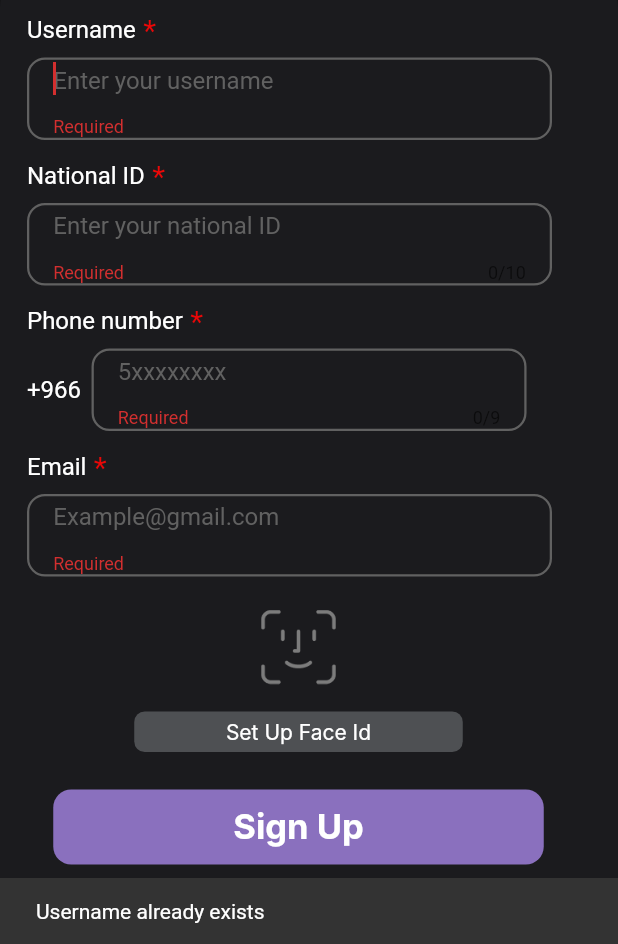
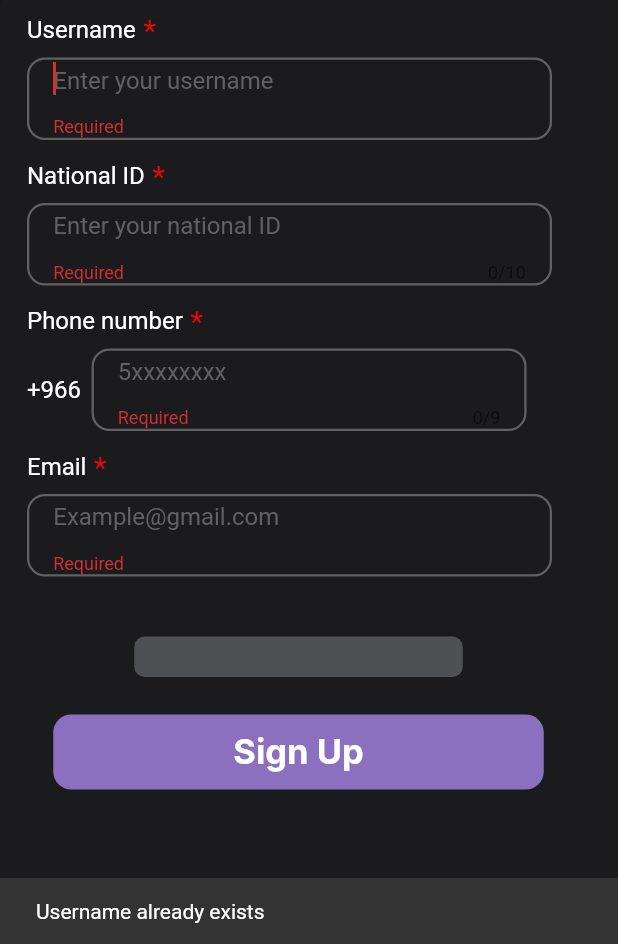
Before and after one commit to 2rwak/cero, a Flutter app: the signUp screen opened directly, after a tap on "Sign Up", on a phone screen of 412 x 824 dp, the part 292-1236 px from its top. Run offline on Flutter 3.47's test engine with Material 2 defaults, Android fonts, the light colour scheme and no system bars; our stand-ins replace cloud_firestore, device_info, firebase_auth, firebase_core, firebase_database, geocoding and 3 more; missing offline and left inert: local_auth_ios, mailer; accounts and stored records are empty; Roboto replaces fonts that are missing (Inter).

Commit message:
Update signUp.dart

```diff
--- a/lib/general/signUp.dart
+++ b/lib/general/signUp.dart
@@ -466,18 +466,18 @@ class _signUpState extends State<signUp> {
                   SizedBox(
                     height: 22,
                   ),
-                  Row(
-                    mainAxisAlignment: MainAxisAlignment.center,
-                    children: [
-                      Container(
-                        height: 50,
-                        width: 60,
-                        child: Image(
-                          image: AssetImage('assets/face.png'),
-                        ),
-                      ),
-                    ],
-                  ),
+                  // Row(
+                  //   mainAxisAlignment: MainAxisAlignment.center,
+                  //   children: [
+                  //     Container(
+                  //       height: 50,
+                  //       width: 60,
+                  //       child: Image(
+                  //         image: AssetImage('assets/face.png'),
+                  //       ),
+                  //     ),
+                  //   ],
+                  // ),
                   SizedBox(
                     height: 18,
                   ),
@@ -513,15 +513,15 @@ class _signUpState extends State<signUp> {
                           //       );
                           //     }
                           //   },
-                        child: Text(
-                          'Set Up Face Id',
-                          textAlign: TextAlign.center,
-                          style: TextStyle(
-                            color: Colors.white,
-                            fontSize: 14,
-                            fontFamily: 'Inter',
-                          ),
-                        ),
+                          // child: Text(
+                          //   'Set Up Face Id',
+                          //   textAlign: TextAlign.center,
+                          //   style: TextStyle(
+                          //     color: Colors.white,
+                          //     fontSize: 14,
+                          //     fontFamily: 'Inter',
+                          //   ),
+                          // ),
                           // ),
                           ),
                     ),
@@ -582,9 +582,8 @@ class _signUpState extends State<signUp> {
                                 ),
                               );
                             } else if (isUserValid) {
-                              print("inside is valid 2");
+                              if (isValid == true) {
                                 await inserting();
-                              print("inside is valid 3");
 
                                 Navigator.push(
                                     context,
@@ -594,16 +593,8 @@ class _signUpState extends State<signUp> {
                                                   userNameController.text,
                                             )));
                               }
+                            }
 
-                            // await inserting();
-                            // Navigator.push(
-                            //     context,
-                            //     MaterialPageRoute(
-                            //         builder: (_) => navigationBar()));
-                            // else {
-                            //   print("here");
-                            // }
-                            // }
                             print("outside is valid 2");
 
                             ;
```
Lines whose indentation alone changed are shown as unchanged.
